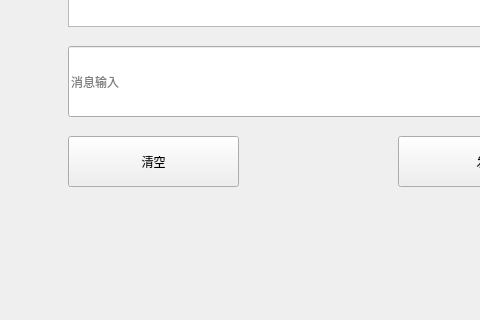
The window that day07/homework_tcpclient/mainwindow.ui (hewei-bit/QT-Learing) describes before a commit, drawn with Qt 5; both pictures show x 0 to 480 and y 331 to 651 of the 863 by 651 pixel window.
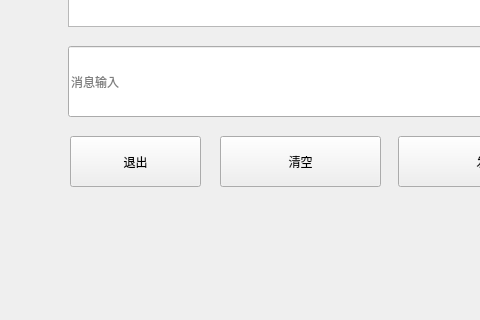
The same window after the commit.

```diff
--- a/day07/homework_tcpclient/mainwindow.ui
+++ b/day07/homework_tcpclient/mainwindow.ui
@@ -40,9 +40,9 @@
    <widget class="QPushButton" name="clear_Btn">
     <property name="geometry">
      <rect>
-      <x>68</x>
+      <x>220</x>
       <y>450</y>
-      <width>171</width>
+      <width>161</width>
       <height>51</height>
      </rect>
     </property>
@@ -141,6 +141,19 @@
      <string>连接</string>
     </property>
    </widget>
+   <widget class="QPushButton" name="pushButton">
+    <property name="geometry">
+     <rect>
+      <x>70</x>
+      <y>450</y>
+      <width>131</width>
+      <height>51</height>
+     </rect>
+    </property>
+    <property name="text">
+     <string>退出</string>
+    </property>
+   </widget>
   </widget>
   <widget class="QMenuBar" name="menuBar">
    <property name="geometry">
```
